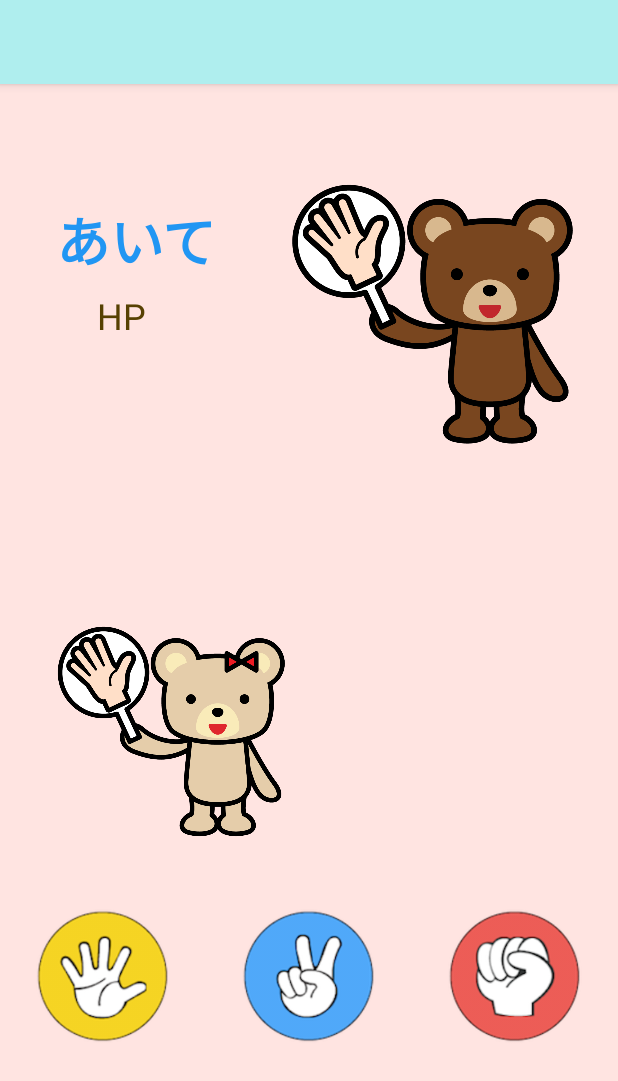
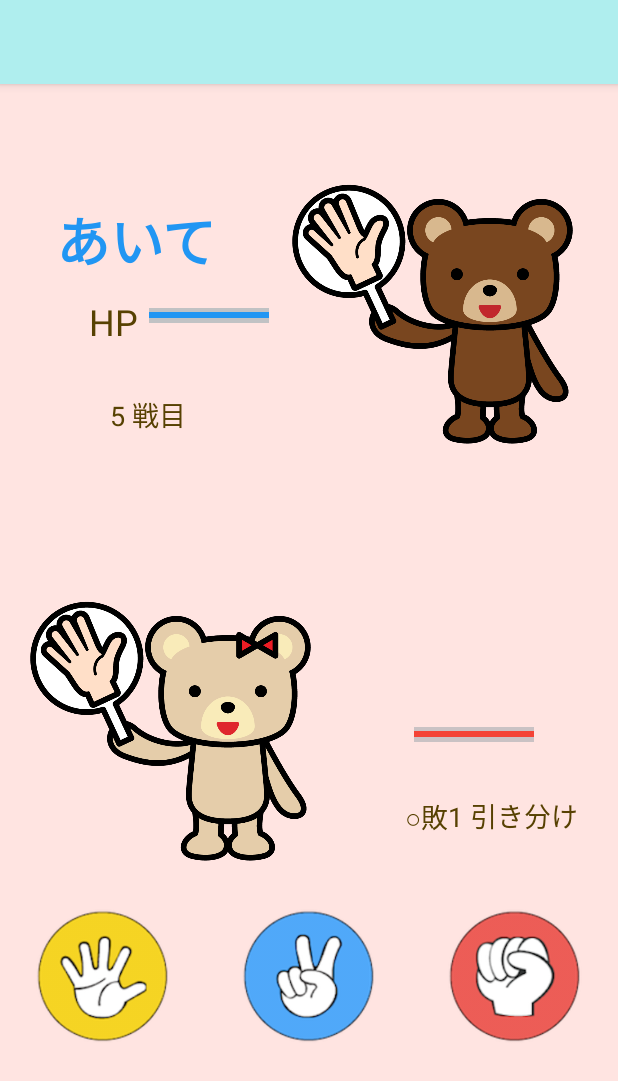
Before and after one commit to poemy2810/Janken, an Android app: the screen it shows after launch (MainActivity), after a tap on an icon or button, on a phone screen of 412 x 824 dp. Shown: the top 1081 px of the screen. Run offline under Robolectric (Android 15) with nearby library versions, the phone set to English and light mode, and no system bars; 1 other tap on this screen came first.

Commit message:
third commit

```diff
--- a/app/src/main/java/com/android/lifeistech/janken/MainActivity.kt
+++ b/app/src/main/java/com/android/lifeistech/janken/MainActivity.kt
@@ -13,9 +13,29 @@ class MainActivity : AppCompatActivity() {
         super.onCreate(savedInstanceState)
         setContentView(R.layout.activity_main)
 
+        var hpPlayer = 5
+        var hpCpu = 5
 
-        for (battle in 1..5) {
+        progressBar_player.max = 5
+        progressBar_player.progress = hpPlayer
+
+        progressBar_cpu.max = 5
+        progressBar_cpu.progress = hpCpu
+
+
+
+
+        for (round in 1..5) {
+            battleTime.text = "$round 戦目"
+
             val randomNum = Random().nextInt(3)
+
+
+            val win: Int = 0
+            val lose: Int = 0
+            val draw: Int = 0
+
+
 
             choki.setOnClickListener {
 
@@ -25,15 +45,25 @@ class MainActivity : AppCompatActivity() {
                     //相手の手がグーの時
                     cpu.setImageResource(R.drawable.gu_aite)
                     resultThisTime.text = "まけ！！！！"
+                    val lose = lose + 1
+                    resultLose.text = "$lose 敗"
+                    progressBar_player.progress -= hpPlayer
 
                 } else if (randomNum == 1) {
                     //相手の手がパーの時
                     cpu.setImageResource(R.drawable.pa_aite)
                     resultThisTime.text = "あなたのかち！！"
+
+                    val win = win + 1
+                    resultWin.text = "$win 勝"
+                   // progressBar_cpu.secondaryProgress = 4
+
                 } else {
                     //相手の手がチョキの時
                     cpu.setImageResource(R.drawable.choki_aite)
                     resultThisTime.text = "あいこ！"
+                    val draw = draw + 1
+                    resultDraw.text = "$draw 引き分け"
                 }
 
             }
@@ -47,15 +77,22 @@ class MainActivity : AppCompatActivity() {
                     //相手の手がグーの時
                     cpu.setImageResource(R.drawable.gu_aite)
                     resultThisTime.text = "あいこ！"
+                    val draw = draw + 1
+                    resultDraw.text = "$draw 引き分け"
 
                 } else if (randomNum == 1) {
                     //相手の手がパーの時
                     cpu.setImageResource(R.drawable.pa_aite)
                     resultThisTime.text = "まけ！！"
+                    val lose = lose + 1
+                    resultLose.text = "$lose 敗"
+
                 } else {
                     //相手の手がチョキの時
                     cpu.setImageResource(R.drawable.choki_aite)
                     resultThisTime.text = "あなたのかち！！"
+                    val win = win + 1
+                    resultWin.text = "$win 勝"
                 }
             }
 
@@ -66,25 +103,29 @@ class MainActivity : AppCompatActivity() {
                 if (randomNum == 0) {
                     //相手の手がグーの時
                     cpu.setImageResource(R.drawable.gu_aite)
-                    resultThisTime.text = "あいこ！"
-                    resultThisTime.textColors
+                    resultThisTime.text = "あなたのかち！！"
+                    val win = win + 1
+                    resultWin.text = "$win 勝"
 
                 } else if (randomNum == 1) {
                     //相手の手がパーの時
                     cpu.setImageResource(R.drawable.pa_aite)
-                    resultThisTime.text = "あなたのかち！！"
+                    resultThisTime.text = "あいこ！！"
+                    val draw = draw + 1
+                    resultDraw.text = "$draw 引き分け"
                 } else {
                     //相手の手がチョキの時
                     cpu.setImageResource(R.drawable.pa_aite)
                     resultThisTime.text = "まけ！！"
+                    val lose = lose + 1
+                    resultLose.text = "$lose 敗"
+
                 }
+
             }
 
-
         }
-    }
 
 
-
-
+    }
 }
--- a/app/src/main/res/layout/activity_main.xml
+++ b/app/src/main/res/layout/activity_main.xml
@@ -39,8 +39,8 @@
 
     <ImageView
         android:id="@+id/player_hand"
-        android:layout_width="170dp"
-        android:layout_height="170dp"
+        android:layout_width="210dp"
+        android:layout_height="210dp"
         android:layout_marginStart="40dp"
         android:layout_marginTop="320dp"
         android:layout_marginEnd="220dp"
@@ -106,7 +106,7 @@
         android:id="@+id/player"
         android:layout_width="wrap_content"
         android:layout_height="wrap_content"
-        android:layout_marginStart="210dp"
+        android:layout_marginStart="270dp"
         android:layout_marginTop="430dp"
         android:layout_marginEnd="80dp"
         android:layout_marginBottom="150dp"
@@ -120,20 +120,22 @@
         app:layout_constraintTop_toTopOf="parent" />
 
     <TextView
-        android:id="@+id/result"
+        android:id="@+id/resultWin"
         android:layout_width="wrap_content"
         android:layout_height="wrap_content"
         android:layout_marginStart="230dp"
         android:layout_marginTop="495dp"
         android:layout_marginEnd="40dp"
         android:layout_marginBottom="70dp"
-        android:text="3勝1敗1引き分け"
+        android:text="○勝"
         android:textColor="#574102"
         android:textSize="18sp"
         app:layout_constraintBottom_toTopOf="@+id/linearLayout"
         app:layout_constraintEnd_toEndOf="parent"
+        app:layout_constraintHorizontal_bias="0.066"
         app:layout_constraintStart_toStartOf="parent"
-        app:layout_constraintTop_toTopOf="parent" />
+        app:layout_constraintTop_toTopOf="parent"
+        app:layout_constraintVertical_bias="0.487" />
 
     <TextView
         android:id="@+id/cpu_hp"
@@ -148,8 +150,10 @@
         android:textSize="24sp"
         app:layout_constraintBottom_toBottomOf="parent"
         app:layout_constraintEnd_toEndOf="parent"
+        app:layout_constraintHorizontal_bias="1.0"
         app:layout_constraintStart_toStartOf="parent"
-        app:layout_constraintTop_toTopOf="parent" />
+        app:layout_constraintTop_toTopOf="parent"
+        app:layout_constraintVertical_bias="0.578" />
 
     <TextView
         android:id="@+id/resultThisTime"
@@ -162,7 +166,95 @@
         android:textSize="40dp"
         app:layout_constraintBottom_toTopOf="@+id/linearLayout"
         app:layout_constraintEnd_toEndOf="parent"
+        app:layout_constraintHorizontal_bias="0.549"
+        app:layout_constraintStart_toStartOf="parent"
+        app:layout_constraintTop_toTopOf="parent"
+        app:layout_constraintVertical_bias="0.425" />
+
+    <TextView
+        android:id="@+id/battleTime"
+        android:layout_width="wrap_content"
+        android:layout_height="wrap_content"
+        android:layout_marginStart="65dp"
+        android:layout_marginTop="220dp"
+        android:layout_marginEnd="280dp"
+        android:layout_marginBottom="330dp"
+        android:text="○戦目"
+        android:textColor="#574102"
+        android:textSize="18sp"
+        app:layout_constraintBottom_toTopOf="@+id/linearLayout"
+        app:layout_constraintEnd_toEndOf="parent"
         app:layout_constraintStart_toStartOf="parent"
         app:layout_constraintTop_toTopOf="parent" />
 
+    <TextView
+        android:id="@+id/resultLose"
+        android:layout_width="wrap_content"
+        android:layout_height="wrap_content"
+        android:layout_marginTop="425dp"
+        android:layout_marginEnd="50dp"
+        android:text="○敗"
+        android:textColor="#574102"
+        android:textSize="18sp"
+        app:layout_constraintBottom_toTopOf="@+id/linearLayout"
+        app:layout_constraintEnd_toEndOf="parent"
+        app:layout_constraintHorizontal_bias="0.0"
+        app:layout_constraintStart_toEndOf="@+id/resultWin"
+        app:layout_constraintTop_toTopOf="parent"
+        app:layout_constraintVertical_bias="0.504" />
+
+    <TextView
+        android:id="@+id/resultDraw"
+        android:layout_width="wrap_content"
+        android:layout_height="wrap_content"
+        android:layout_marginTop="450dp"
+        android:layout_marginEnd="12dp"
+        android:layout_marginBottom="30dp"
+        android:text="○引き分け"
+        android:textColor="#574102"
+        android:textSize="18sp"
+        app:layout_constraintBottom_toTopOf="@+id/linearLayout"
+        app:layout_constraintEnd_toEndOf="parent"
+        app:layout_constraintHorizontal_bias="0.0"
+        app:layout_constraintStart_toEndOf="@+id/resultLose"
+        app:layout_constraintTop_toTopOf="parent"
+        app:layout_constraintVertical_bias="0.565" />
+
+    <ProgressBar
+        android:id="@+id/progressBar_cpu"
+        style="?android:attr/progressBarStyleHorizontal"
+        android:layout_width="80dp"
+        android:layout_height="10dp"
+        android:layout_marginStart="20dp"
+        android:layout_marginTop="110dp"
+        android:layout_marginEnd="20dp"
+        android:layout_marginBottom="570dp"
+        android:background="#C1C2C4"
+        android:indeterminate="false"
+        android:progressBackgroundTint="#00C01313"
+        android:progressTint="#2196F3"
+        android:thickness="40dp"
+        app:layout_constraintBottom_toBottomOf="parent"
+        app:layout_constraintEnd_toStartOf="@+id/cpu"
+        app:layout_constraintStart_toEndOf="@+id/cpu_hp"
+        app:layout_constraintTop_toTopOf="parent" />
+
+    <ProgressBar
+        android:id="@+id/progressBar_player"
+        style="?android:attr/progressBarStyleHorizontal"
+        android:layout_width="80dp"
+        android:layout_height="10dp"
+        android:layout_marginStart="20dp"
+        android:layout_marginTop="12dp"
+        android:layout_marginEnd="70dp"
+        android:layout_marginBottom="8dp"
+        android:background="#CAC2C4"
+        android:indeterminate="false"
+        android:progressTint="#F44336"
+        android:thickness="40dp"
+        app:layout_constraintBottom_toTopOf="@+id/resultLose"
+        app:layout_constraintEnd_toEndOf="parent"
+        app:layout_constraintStart_toEndOf="@+id/hp_player"
+        app:layout_constraintTop_toBottomOf="@+id/player" />
+
 </androidx.constraintlayout.widget.ConstraintLayout>
```
